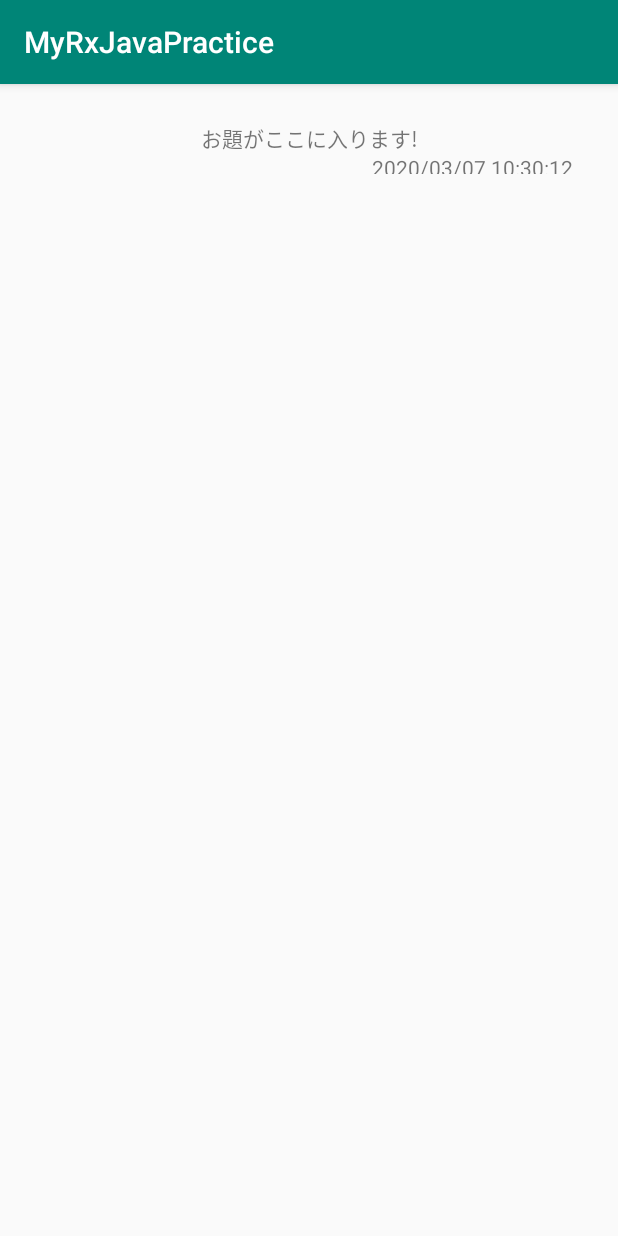
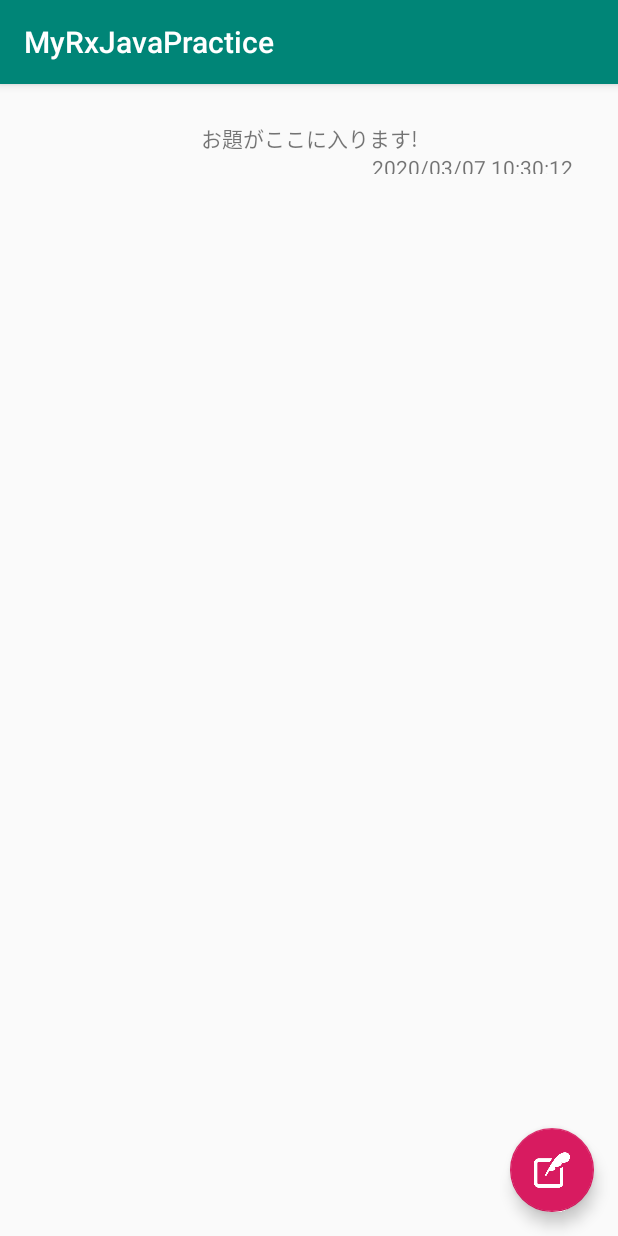
Before and after one commit to cOnigashima/android_parctice, an Android app: the JournalingContentLIstActivity screen opened directly, with no data from a screen before it, on a phone screen of 412 x 824 dp. Run offline under Robolectric (Android 15) with nearby library versions, the phone set to English and light mode, and no system bars; our stand-ins replace Room's generated code, RxJava.

Commit message:
リスト一覧の処理追加
・新規作成画面へ遷移
・新規の場合、自動採番で保存
・スワイプで削除

```diff
--- a/MyRxJavaPractice/app/build.gradle
+++ b/MyRxJavaPractice/app/build.gradle
@@ -29,6 +29,7 @@ dependencies {
     implementation fileTree(dir: 'libs', include: ['*.jar'])
     implementation"org.jetbrains.kotlin:kotlin-stdlib-jdk7:$kotlin_version"
     implementation 'androidx.appcompat:appcompat:1.0.2'
+    implementation 'com.google.android.material:material:1.1.0'
     implementation 'androidx.core:core-ktx:1.0.2'
     implementation 'androidx.constraintlayout:constraintlayout:1.1.3'
     implementation 'androidx.recyclerview:recyclerview:1.1.0'
--- a/MyRxJavaPractice/app/src/main/java/com/example/myrxjavapractice/AppDatabase.kt
+++ b/MyRxJavaPractice/app/src/main/java/com/example/myrxjavapractice/AppDatabase.kt
@@ -3,7 +3,7 @@ package com.example.myrxjavapractice
 import androidx.room.Database
 import androidx.room.RoomDatabase
 
-@Database(entities = arrayOf(JournalingContent::class), version = 1)
+@Database(entities = arrayOf(JournalingContent::class), version = 2)
 abstract class AppDatabase : RoomDatabase() {
     abstract fun contentDao(): JournalingContentDao
 }
--- a/MyRxJavaPractice/app/src/main/java/com/example/myrxjavapractice/JournalingContent.kt
+++ b/MyRxJavaPractice/app/src/main/java/com/example/myrxjavapractice/JournalingContent.kt
@@ -6,7 +6,8 @@ import androidx.room.PrimaryKey
 
 @Entity
 data class JournalingContent(
-    @PrimaryKey var journalingContentId: Int,
+    @PrimaryKey(autoGenerate = true)
+    var journalingContentId: Int,
     var jornalingContentTitle: String,
     var journalingContentText: String,
     var createDate: String
--- a/MyRxJavaPractice/app/src/main/java/com/example/myrxjavapractice/JournalingContentLIstActivity.kt
+++ b/MyRxJavaPractice/app/src/main/java/com/example/myrxjavapractice/JournalingContentLIstActivity.kt
@@ -1,15 +1,16 @@
 package com.example.myrxjavapractice
 
+import android.content.Intent
 import android.os.Bundle
 import android.widget.Toast
 import androidx.appcompat.app.AppCompatActivity
+import androidx.recyclerview.widget.ItemTouchHelper
 import androidx.recyclerview.widget.LinearLayoutManager
 import androidx.recyclerview.widget.RecyclerView
+import com.google.android.material.floatingactionbutton.FloatingActionButton
 import io.reactivex.android.schedulers.AndroidSchedulers
 import io.reactivex.disposables.Disposable
 import io.reactivex.schedulers.Schedulers
-import java.text.SimpleDateFormat
-import java.util.*
 
 class JournalingContentLIstActivity : AppCompatActivity() {
 
@@ -18,29 +19,63 @@ class JournalingContentLIstActivity : AppCompatActivity() {
         super.onCreate(savedInstanceState)
         setContentView(R.layout.activity_journaling_contents_list_recycler)
 
-        //テストデータの生成
-        val date = SimpleDateFormat("yyyy/MM/dd").format(Date())
+        val recyclerView: RecyclerView = findViewById<RecyclerView>(R.id.journaling_list_container_recycler_view)
 
-//        val memoList = mutableListOf<JournalingContent>()
-//        repeat((0..100).count()) { memoList
-//            .add(JournalingContent(2,"僕の名前は麻婆", "うんちうんち",date)) }
-
-//        var journalingList :List<JournalingContent>
         var d : Disposable = AppDatabaseSingleton.getDatabase(this).contentDao().getAll()
             .subscribeOn(Schedulers.io())
             .observeOn(AndroidSchedulers.mainThread())
             .subscribe(
                 {
-                    Toast.makeText(this, "拾ってきたよ", Toast.LENGTH_LONG).show()
+                    Toast.makeText(this, "拾ってきたよ", Toast.LENGTH_SHORT).show()
 
                     //RecyclerViewにAdapterとLayoutManagerを設定
-                    findViewById<RecyclerView>(R.id.journaling_list_container_recycler_view)
-                        .also { recyclerView: RecyclerView ->
-                            recyclerView.adapter = JournalingContentsListAdapter(this, it)
+                  recyclerView.also { recyclerView: RecyclerView ->
+                            recyclerView.adapter = JournalingContentsListAdapter(this, it )
                             recyclerView.layoutManager = LinearLayoutManager(this)
                         }                }
                 ,{
                 Toast.makeText(this, "エラーだよ", Toast.LENGTH_LONG).show()
                 })
+
+
+        val itemTouchHelper = ItemTouchHelper(object : ItemTouchHelper.SimpleCallback(0, ItemTouchHelper.LEFT) {
+            override fun onMove(recyclerView: RecyclerView, viewHolder: RecyclerView.ViewHolder, target: RecyclerView.ViewHolder): Boolean {
+                return true
+            }
+
+            override fun onSwiped(viewHolder: RecyclerView.ViewHolder, direction: Int) {
+                viewHolder.let {
+                    //　データベース上は消える
+                    val positon = viewHolder.adapterPosition
+
+                    //adapterのidと、データベースのidを一致させて削除する必要がある。adapterのリストも消す
+                    val contentId = (recyclerView.adapter as JournalingContentsListAdapter).getContentId(positon)
+                    deleteContentItem(contentId)
+                    (recyclerView.adapter as JournalingContentsListAdapter).removeItem(positon)
+
+                    // なぜか消せるけど、もどってしまう。why???
+                    recyclerView.adapter?.notifyItemRemoved(positon)
+                }
+            }
+
+        })
+        itemTouchHelper.attachToRecyclerView(recyclerView)
+
+        findViewById<FloatingActionButton>(R.id.create_new_journaling_content_button).setOnClickListener{
+            startActivity(Intent(this,MainActivity::class.java))
+        }
+    }
+
+    fun deleteContentItem(itemId: Int){
+        var d:Disposable = AppDatabaseSingleton.getDatabase(this).contentDao().deleteById(itemId)
+            .subscribeOn(Schedulers.io())
+            .observeOn(AndroidSchedulers.mainThread())
+            .subscribe(
+                {
+                    Toast.makeText(this, "削除しました", Toast.LENGTH_SHORT).show()
+                },
+                {
+                    Toast.makeText(this, "エラーだよ", Toast.LENGTH_SHORT).show()
+                })
     }
 }
--- a/MyRxJavaPractice/app/src/main/java/com/example/myrxjavapractice/JournalingContentsListAdapter.kt
+++ b/MyRxJavaPractice/app/src/main/java/com/example/myrxjavapractice/JournalingContentsListAdapter.kt
@@ -5,10 +5,11 @@ import android.view.LayoutInflater
 import android.view.View
 import android.view.ViewGroup
 import android.widget.TextView
+import androidx.core.os.persistableBundleOf
 import androidx.recyclerview.widget.RecyclerView
 
 
-class JournalingContentsListAdapter(private val context: Context, private val journalingList: List<JournalingContent>) :
+class JournalingContentsListAdapter(private val context: Context, private val journalingList: MutableList<JournalingContent>) :
     RecyclerView.Adapter<JournalingContentsListAdapter.JournalingContentViewHolder>() {
 
     class JournalingContentViewHolder(view: View) : RecyclerView.ViewHolder(view) {
@@ -25,4 +26,14 @@ class JournalingContentsListAdapter(private val context: Context, private val jo
         holder.dateTextView.text = journalingList[position].createDate
         holder.contentTitleTextView.text = journalingList[position].jornalingContentTitle
     }
+
+    fun getContentId(position: Int): Int {
+        return journalingList.get(position).journalingContentId
+    }
+
+    fun removeItem(position: Int){
+        journalingList.remove(journalingList.get(position))
+    }
+
+
 }
--- a/MyRxJavaPractice/app/src/main/res/layout/activity_journaling_contents_list_recycler.xml
+++ b/MyRxJavaPractice/app/src/main/res/layout/activity_journaling_contents_list_recycler.xml
@@ -2,11 +2,30 @@
 <androidx.constraintlayout.widget.ConstraintLayout
     xmlns:android="http://schemas.android.com/apk/res/android"
     android:layout_width="match_parent"
-    android:layout_height="match_parent" >
+    android:layout_height="match_parent"
+    xmlns:app="http://schemas.android.com/apk/res-auto"
+    app:layout_constraintVertical_chainStyle="spread_inside">
 
     <androidx.recyclerview.widget.RecyclerView
         android:id="@+id/journaling_list_container_recycler_view"
         android:layout_width="match_parent"
-        android:layout_height="match_parent" />
+        android:layout_height="0dp"
+        app:layout_constraintTop_toTopOf="parent"
+        app:layout_constraintStart_toStartOf="parent"
+        app:layout_constraintEnd_toEndOf="parent"
+        app:layout_constraintBottom_toTopOf="@id/create_new_journaling_content_button"
+        />
+
+    <com.google.android.material.floatingactionbutton.FloatingActionButton
+        android:id="@+id/create_new_journaling_content_button"
+        android:layout_width="wrap_content"
+        android:layout_height="wrap_content"
+        android:layout_gravity="end|bottom"
+        android:src="@drawable/quill_pen_with_frame_icon"
+        android:foregroundGravity="center"
+        android:layout_margin="16dp"
+        app:layout_constraintTop_toBottomOf="@id/journaling_list_container_recycler_view"
+        app:layout_constraintEnd_toEndOf="parent"
+        app:layout_constraintBottom_toBottomOf="parent" />
 
 </androidx.constraintlayout.widget.ConstraintLayout>
```
Also changed, not shown: MyRxJavaPractice/app/src/main/java/com/example/myrxjavapractice/JournalingContentDao.kt (+5 -2 lines), MyRxJavaPractice/app/src/main/java/com/example/myrxjavapractice/MainActivity.kt (+36 -26 lines), MyRxJavaPractice/app/src/main/res/drawable/quill_pen_with_frame_icon.png (added).
